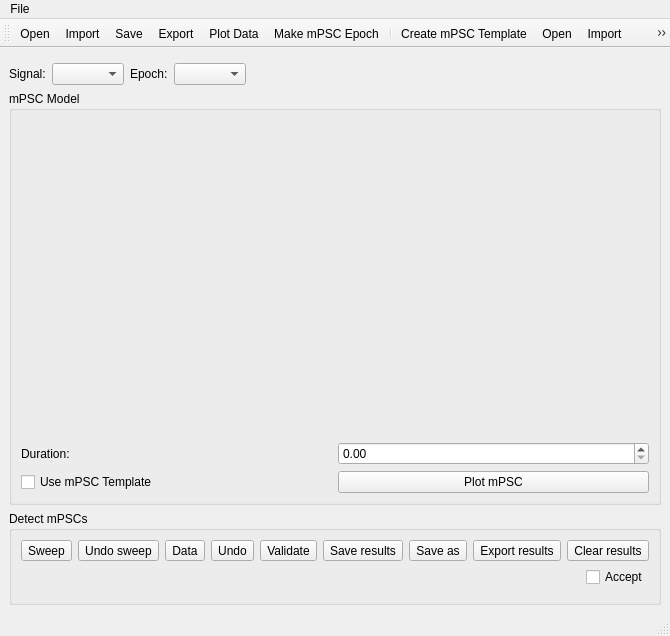
The window that ephys/mPSCDetectWindow.ui (ctigaret/scipyen) describes before a commit, drawn with Qt 5.
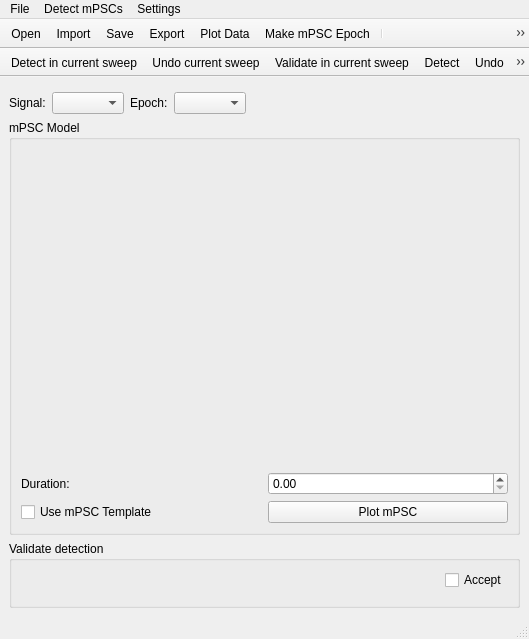
The same window after the commit. Icons and pictures are not drawn. Custom widgets are drawn as their Qt base class.

The edit to the form file:
```diff
--- a/ephys/mPSCDetectWindow.ui
+++ b/ephys/mPSCDetectWindow.ui
@@ -7,8 +7,8 @@
    <rect>
     <x>0</x>
     <y>0</y>
-    <width>530</width>
-    <height>636</height>
+    <width>529</width>
+    <height>639</height>
    </rect>
   </property>
   <property name="windowTitle">
@@ -188,155 +188,9 @@
     <item>
      <widget class="QGroupBox" name="detectionGroupBox">
       <property name="title">
-       <string>Detect mPSCs</string>
+       <string>Validate detection</string>
       </property>
       <layout class="QVBoxLayout" name="verticalLayout_6">
-       <item>
-        <layout class="QHBoxLayout" name="horizontalLayout_3">
-         <item>
-          <widget class="QToolButton" name="detectInSweepToolButton">
-           <property name="text">
-            <string>Sweep</string>
-           </property>
-           <property name="icon">
-            <iconset theme="go-jump">
-             <normaloff>.</normaloff>.</iconset>
-           </property>
-          </widget>
-         </item>
-         <item>
-          <widget class="QToolButton" name="undoSweepToolButton">
-           <property name="text">
-            <string>Undo sweep</string>
-           </property>
-           <property name="icon">
-            <iconset theme="edit-undo">
-             <normaloff>.</normaloff>.</iconset>
-           </property>
-          </widget>
-         </item>
-         <item>
-          <widget class="QToolButton" name="detectInDataToolButton">
-           <property name="text">
-            <string>Data</string>
-           </property>
-           <property name="icon">
-            <iconset theme="edit-find">
-             <normaloff>.</normaloff>.</iconset>
-           </property>
-          </widget>
-         </item>
-         <item>
-          <widget class="QToolButton" name="undoDataToolButton">
-           <property name="text">
-            <string>Undo</string>
-           </property>
-           <property name="icon">
-            <iconset theme="edit-undo">
-             <normaloff>.</normaloff>.</iconset>
-           </property>
-          </widget>
-         </item>
-         <item>
-          <widget class="QToolButton" name="validate_mPSCsToolButton">
-           <property name="text">
-            <string>Validate</string>
-           </property>
-           <property name="icon">
-            <iconset theme="checkmark">
-             <normaloff>.</normaloff>.</iconset>
-           </property>
-          </widget>
-         </item>
-         <item>
-          <widget class="QToolButton" name="saveResultsToolButton">
-           <property name="text">
-            <string>Save results</string>
-           </property>
-           <property name="icon">
-            <iconset theme="document-save">
-             <normaloff>.</normaloff>.</iconset>
-           </property>
-          </widget>
-         </item>
-         <item>
-          <widget class="QToolButton" name="saveResultsAsToolButton">
-           <property name="acceptDrops">
-            <bool>false</bool>
-           </property>
-           <property name="toolTip">
-            <string>Save results as</string>
-           </property>
-           <property name="statusTip">
-            <string>Save results as</string>
-           </property>
-           <property name="whatsThis">
-            <string>Save results as</string>
-           </property>
-           <property name="text">
-            <string>Save as</string>
-           </property>
-           <property name="icon">
-            <iconset theme="document-save-as">
-             <normaloff>.</normaloff>.</iconset>
-           </property>
-          </widget>
-         </item>
-         <item>
-          <widget class="QToolButton" name="exportResultsToolButton">
-           <property name="toolTip">
-            <string>Export results to workspace</string>
-           </property>
-           <property name="statusTip">
-            <string>Export results to workspace</string>
-           </property>
-           <property name="whatsThis">
-            <string>Export results to workspace</string>
-           </property>
-           <property name="text">
-            <string>Export results</string>
-           </property>
-           <property name="icon">
-            <iconset theme="document-export">
-             <normaloff>.</normaloff>.</iconset>
-           </property>
-          </widget>
-         </item>
-         <item>
-          <widget class="QToolButton" name="clearResultsToolButton">
-           <property name="toolTip">
-            <string>Clear results</string>
-           </property>
-           <property name="statusTip">
-            <string>Clear results</string>
-           </property>
-           <property name="whatsThis">
-            <string>Clear results</string>
-           </property>
-           <property name="text">
-            <string>Clear results</string>
-           </property>
-           <property name="icon">
-            <iconset theme="delete">
-             <normaloff>.</normaloff>.</iconset>
-           </property>
-          </widget>
-         </item>
-         <item>
-          <spacer name="horizontalSpacer">
-           <property name="orientation">
-            <enum>Qt::Horizontal</enum>
-           </property>
-           <property name="sizeHint" stdset="0">
-            <size>
-             <width>40</width>
-             <height>20</height>
-            </size>
-           </property>
-          </spacer>
-         </item>
-        </layout>
-       </item>
        <item>
         <layout class="QHBoxLayout" name="_mPSCSpinBoxSliderLayout">
          <item>
@@ -378,8 +232,8 @@
     <rect>
      <x>0</x>
      <y>0</y>
-     <width>530</width>
-     <height>30</height>
+     <width>529</width>
+     <height>28</height>
     </rect>
    </property>
    <widget class="QMenu" name="menuFile">
@@ -397,15 +251,68 @@
     <addaction name="actionImport"/>
     <addaction name="separator"/>
     <addaction name="menumPSC_Template"/>
-    <addaction name="actionSave"/>
-    <addaction name="actionExport"/>
+   </widget>
+   <widget class="QMenu" name="menuSettings">
+    <property name="title">
+     <string>Settings</string>
+    </property>
+    <widget class="QMenu" name="menuPersistent_mPSC_template_location">
+     <property name="title">
+      <string>Persistent mPSC template location</string>
+     </property>
+     <addaction name="actionUse_default_location_for_persistent_mPSC_template"/>
+     <addaction name="actionChoose_persistent_mPSC_template_file"/>
+    </widget>
+    <addaction name="menuPersistent_mPSC_template_location"/>
+   </widget>
+   <widget class="QMenu" name="menuDetect_mPSCs">
+    <property name="title">
+     <string>Detect mPSCs</string>
+    </property>
+    <widget class="QMenu" name="menuCurrent_Sweep">
+     <property name="title">
+      <string>Current Sweep</string>
+     </property>
+     <addaction name="actionDetect_in_current_sweep"/>
+     <addaction name="actionValidate_in_current_sweep"/>
+     <addaction name="actionUndo_current_sweep"/>
+    </widget>
+    <widget class="QMenu" name="menuEntire_Data">
+     <property name="title">
+      <string>Entire Data</string>
+     </property>
+     <addaction name="separator"/>
+     <addaction name="actionDetect"/>
+     <addaction name="actionUndo"/>
+     <addaction name="actionValidate"/>
+    </widget>
+    <widget class="QMenu" name="menuResults">
+     <property name="title">
+      <string>Results</string>
+     </property>
+     <addaction name="actionView_results"/>
+     <addaction name="actionClear_results"/>
+     <addaction name="actionSave_results"/>
+     <addaction name="actionExport_results"/>
+    </widget>
+    <addaction name="menuCurrent_Sweep"/>
+    <addaction name="menuEntire_Data"/>
+    <addaction name="menuResults"/>
    </widget>
    <addaction name="menuFile"/>
+   <addaction name="menuDetect_mPSCs"/>
+   <addaction name="menuSettings"/>
   </widget>
   <widget class="QStatusBar" name="statusbar"/>
   <widget class="QToolBar" name="mainToolBar">
    <property name="windowTitle">
-    <string>toolBar</string>
+    <string>Main Toolbar</string>
+   </property>
+   <property name="movable">
+    <bool>false</bool>
+   </property>
+   <property name="floatable">
+    <bool>false</bool>
    </property>
    <attribute name="toolBarArea">
     <enum>TopToolBarArea</enum>
@@ -427,6 +334,34 @@
    <addaction name="actionExport_mPSC_Template"/>
    <addaction name="actionRemember_mPSC_Template"/>
    <addaction name="actionForget_mPSC_Template"/>
+   <addaction name="separator"/>
+  </widget>
+  <widget class="QToolBar" name="detectionToolBar">
+   <property name="windowTitle">
+    <string>Detection Toolbar</string>
+   </property>
+   <property name="movable">
+    <bool>false</bool>
+   </property>
+   <property name="floatable">
+    <bool>false</bool>
+   </property>
+   <attribute name="toolBarArea">
+    <enum>TopToolBarArea</enum>
+   </attribute>
+   <attribute name="toolBarBreak">
+    <bool>true</bool>
+   </attribute>
+   <addaction name="actionDetect_in_current_sweep"/>
+   <addaction name="actionUndo_current_sweep"/>
+   <addaction name="actionValidate_in_current_sweep"/>
+   <addaction name="actionDetect"/>
+   <addaction name="actionUndo"/>
+   <addaction name="actionValidate"/>
+   <addaction name="actionView_results"/>
+   <addaction name="actionSave_results"/>
+   <addaction name="actionExport_results"/>
+   <addaction name="actionClear_results"/>
   </widget>
   <action name="actionOpen">
    <property name="icon">
@@ -558,6 +493,105 @@
     <string>Create a mPSC template from mPSCs</string>
    </property>
   </action>
+  <action name="actionDetect_in_current_sweep">
+   <property name="icon">
+    <iconset theme="edit-find-replace"/>
+   </property>
+   <property name="text">
+    <string>Detect in current sweep</string>
+   </property>
+  </action>
+  <action name="actionUndo_current_sweep">
+   <property name="icon">
+    <iconset theme="edit-undo"/>
+   </property>
+   <property name="text">
+    <string>Undo current sweep</string>
+   </property>
+  </action>
+  <action name="actionDetect">
+   <property name="icon">
+    <iconset theme="edit-find"/>
+   </property>
+   <property name="text">
+    <string>Detect</string>
+   </property>
+  </action>
+  <action name="actionUndo">
+   <property name="icon">
+    <iconset theme="edit-undo"/>
+   </property>
+   <property name="text">
+    <string>Undo</string>
+   </property>
+  </action>
+  <action name="actionValidate_in_current_sweep">
+   <property name="icon">
+    <iconset theme="go-jump"/>
+   </property>
+   <property name="text">
+    <string>Validate in current sweep</string>
+   </property>
+  </action>
+  <action name="actionValidate">
+   <property name="icon">
+    <iconset theme="checkmark"/>
+   </property>
+   <property name="text">
+    <string>Validate</string>
+   </property>
+  </action>
+  <action name="actionSave_results">
+   <property name="icon">
+    <iconset theme="document-save"/>
+   </property>
+   <property name="text">
+    <string>Save results</string>
+   </property>
+  </action>
+  <action name="actionExport_results">
+   <property name="icon">
+    <iconset theme="document-export"/>
+   </property>
+   <property name="text">
+    <string>Export results</string>
+   </property>
+  </action>
+  <action name="actionView_results">
+   <property name="icon">
+    <iconset theme="quickview"/>
+   </property>
+   <property name="text">
+    <string>View results</string>
+   </property>
+  </action>
+  <action name="actionClear_results">
+   <property name="icon">
+    <iconset theme="edit-clear-all"/>
+   </property>
+   <property name="text">
+    <string>Clear results</string>
+   </property>
+  </action>
+  <action name="actionUse_default_location_for_persistent_mPSC_template">
+   <property name="checkable">
+    <bool>true</bool>
+   </property>
+   <property name="icon">
+    <iconset theme="mark-location"/>
+   </property>
+   <property name="text">
+    <string>Use default</string>
+   </property>
+  </action>
+  <action name="actionChoose_persistent_mPSC_template_file">
+   <property name="icon">
+    <iconset theme="document-save-as"/>
+   </property>
+   <property name="text">
+    <string>Choose file</string>
+   </property>
+  </action>
  </widget>
  <customwidgets>
   <customwidget>
```
Left out of the diff: 37 changed lines with no effect on the pictures.
